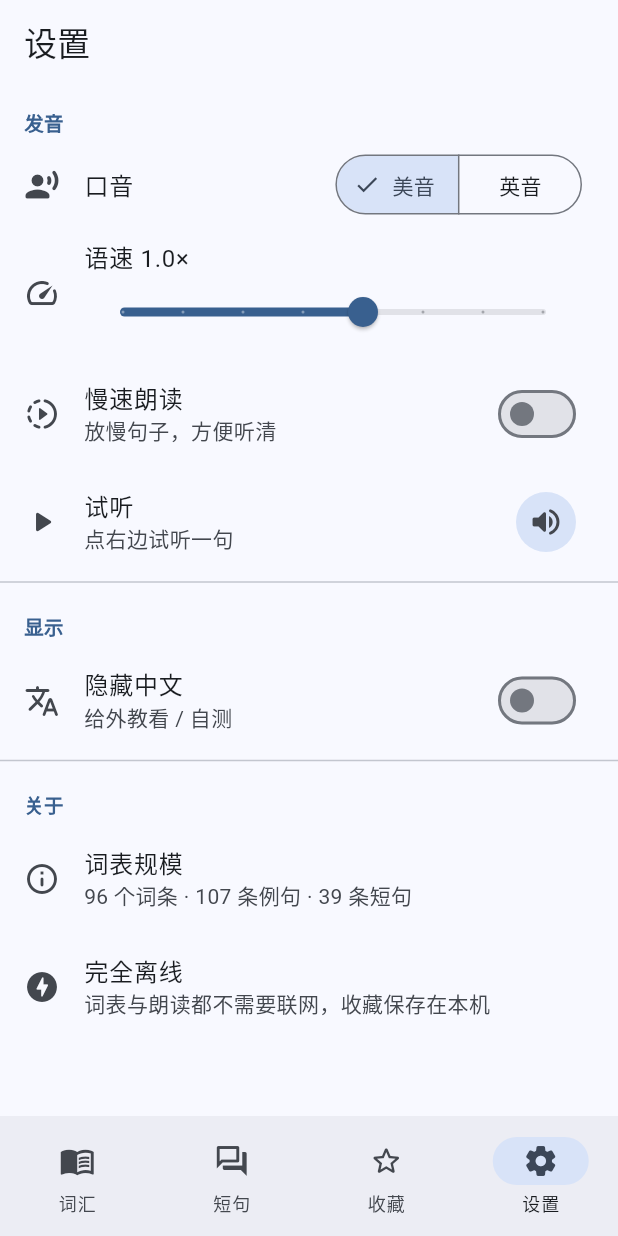
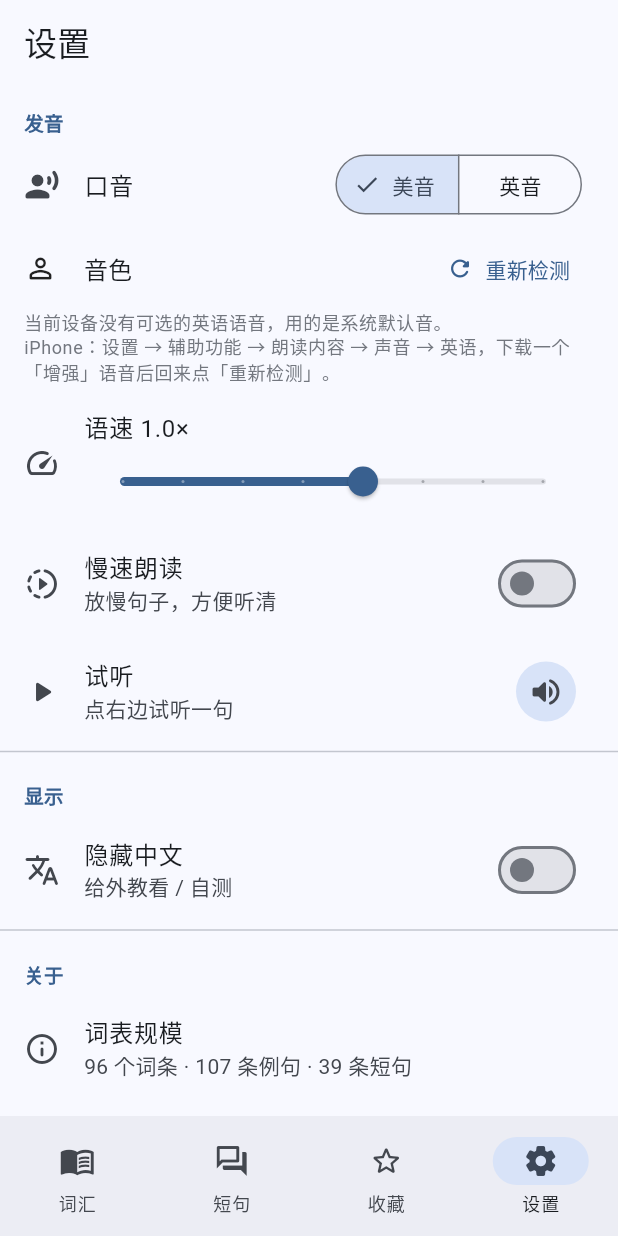
Before and after one commit to iamgreatwk/classroom-english, a Flutter app: the screen it shows after launch, item 4 of the bottom bar chosen, after a tap on the "volume up" icon, on a phone screen of 412 x 824 dp. Run offline on Flutter 3.47's test engine with Material 3 defaults, Android fonts, the phone set to English and light mode, and no system bars; our stand-ins replace flutter_tts, shared_preferences.

Commit message:
新增音色选择：列出设备英语语音并可指定，支持重新检测

```diff
--- a/lib/pages/settings_page.dart
+++ b/lib/pages/settings_page.dart
@@ -39,6 +39,7 @@ class SettingsPage extends StatelessWidget {
                   onSelectionChanged: (s) => store.setAccent(s.first),
                 ),
               ),
+              _VoicePicker(store: store, tts: tts),
               ListTile(
                 leading: const Icon(Icons.speed_rounded),
                 title: Text('语速 ${store.rate.toStringAsFixed(1)}×'),
@@ -105,6 +106,92 @@ class SettingsPage extends StatelessWidget {
   }
 }
 
+/// 音色选择：列出设备上可用的英语语音
+class _VoicePicker extends StatelessWidget {
+  const _VoicePicker({required this.store, required this.tts});
+
+  final SettingsStore store;
+  final TtsService tts;
+
+  @override
+  Widget build(BuildContext context) {
+    final theme = Theme.of(context);
+    return StatefulBuilder(
+      builder: (context, setLocal) {
+        final voices = tts.voices;
+        final names = voices.map((v) => v.name).toList();
+        final current = names.contains(store.voiceName) ? store.voiceName : null;
+
+        return Padding(
+          padding: const EdgeInsets.fromLTRB(16, 4, 16, 8),
+          child: Column(
+            crossAxisAlignment: CrossAxisAlignment.start,
+            children: [
+              Row(
+                children: [
+                  const Icon(Icons.person_outline_rounded, size: 22),
+                  const SizedBox(width: 18),
+                  Expanded(
+                    child: Text('音色', style: theme.textTheme.titleMedium),
+                  ),
+                  TextButton.icon(
+                    onPressed: () async {
+                      await tts.refreshVoices();
+                      setLocal(() {});
+                    },
+                    icon: const Icon(Icons.refresh_rounded, size: 18),
+                    label: const Text('重新检测'),
+                  ),
+                ],
+              ),
+              const SizedBox(height: 4),
+              Text(
+                voices.isEmpty
+                    ? '当前设备没有可选的英语语音，用的是系统默认音。\n'
+                        'iPhone：设置 → 辅助功能 → 朗读内容 → 声音 → 英语，'
+                        '下载一个「增强」语音后回来点「重新检测」。'
+                    : '选一个听着最舒服的，选完点下面的「试听」对比。',
+                style: theme.textTheme.bodySmall
+                    ?.copyWith(color: theme.colorScheme.outline),
+              ),
+              if (voices.isNotEmpty) ...[
+                const SizedBox(height: 10),
+                DropdownButtonFormField<String?>(
+                  value: current,
+                  isExpanded: true,
+                  decoration: const InputDecoration(
+                    isDense: true,
+                    border: OutlineInputBorder(),
+                    contentPadding:
+                        EdgeInsets.symmetric(horizontal: 12, vertical: 8),
+                  ),
+                  items: <DropdownMenuItem<String?>>[
+                    const DropdownMenuItem<String?>(
+                      value: null,
+                      child: Text('自动（系统挑选）'),
+                    ),
+                    ...voices.map(
+                      (v) => DropdownMenuItem<String?>(
+                        value: v.name,
+                        child: Text(
+                          v.name,
+                          overflow: TextOverflow.ellipsis,
+                          style: const TextStyle(fontSize: 14),
+                        ),
+                      ),
+                    ),
+                  ],
+                  onChanged: (v) => store.setVoice(v),
+                ),
+              ],
+            ],
+          ),
+        );
+      },
+    );
+  }
+}
+
 class _SectionTitle extends StatelessWidget {
   const _SectionTitle(this.text);
 
--- a/lib/settings_store.dart
+++ b/lib/settings_store.dart
@@ -14,11 +14,15 @@ class SettingsStore extends ChangeNotifier {
   static const _kSlow = 'slow';
   static const _kHideZh = 'hideZh';
   static const _kFavs = 'favs';
+  static const _kVoice = 'voice';
 
   String accent = 'en-US';
   double rate = 1.0;
   bool slow = false;
   bool hideZh = false;
+
+  /// 选中的音色名称，null = 交给系统自动挑选
+  String? voiceName;
 
   final Set<String> favs = <String>{};
 
@@ -32,6 +36,7 @@ class SettingsStore extends ChangeNotifier {
     rate = prefs.getDouble(_kRate) ?? rate;
     slow = prefs.getBool(_kSlow) ?? slow;
     hideZh = prefs.getBool(_kHideZh) ?? hideZh;
+    voiceName = prefs.getString(_kVoice);
     favs
       ..clear()
       ..addAll(prefs.getStringList(_kFavs) ?? const <String>[]);
@@ -40,6 +45,7 @@ class SettingsStore extends ChangeNotifier {
       accent: accent,
       rate: rate,
       slow: slow,
+      voiceName: voiceName,
     );
     notifyListeners();
   }
@@ -51,6 +57,12 @@ class SettingsStore extends ChangeNotifier {
     await prefs.setBool(_kSlow, slow);
     await prefs.setBool(_kHideZh, hideZh);
     await prefs.setStringList(_kFavs, favs.toList());
+    final v = voiceName;
+    if (v == null) {
+      await prefs.remove(_kVoice);
+    } else {
+      await prefs.setString(_kVoice, v);
+    }
   }
 
   Future<void> _applyTts() => TtsService.instance.applySettings(
@@ -58,6 +70,19 @@ class SettingsStore extends ChangeNotifier {
         rate: rate,
         slow: slow,
       );
+
+  /// 选择音色（null = 自动）
+  Future<void> setVoice(String? name) async {
+    voiceName = name;
+    notifyListeners();
+    await TtsService.instance.applySettings(
+      accent: accent,
+      rate: rate,
+      slow: slow,
+      voiceName: name,
+    );
+    await _save();
+  }
 
   Future<void> setAccent(String v) async {
     accent = v;
--- a/lib/tts_service.dart
+++ b/lib/tts_service.dart
@@ -1,7 +1,18 @@
 import 'package:flutter/foundation.dart';
 import 'package:flutter_tts/flutter_tts.dart';
 
-/// 朗读服务：口音、语速、慢速
+/// 一个可用的语音
+class TtsVoice {
+  const TtsVoice({required this.name, required this.locale});
+
+  final String name;
+  final String locale;
+
+  @override
+  String toString() => name;
+}
+
+/// 朗读服务：音色、口音、语速、慢速
 class TtsService {
   TtsService._();
 
@@ -13,10 +24,15 @@ class TtsService {
   double rate = 1.0;
   bool slow = false;
 
+  /// 选中的音色名称，null/空 = 交给系统自动挑选
+  String? voiceName;
+
+  /// 设备上可用的英语语音
+  final List<TtsVoice> voices = <TtsVoice>[];
+
   bool _ready = false;
   bool _available = true;
 
-  /// 浏览器/系统不支持朗读时为 false，UI 可据此提示
   bool get available => _available;
 
   String? _error;
@@ -30,16 +46,63 @@ class TtsService {
         _error = msg.toString();
         debugPrint('TTS error: $_error');
       });
-      await _tts.setLanguage(accent);
+      await _loadVoices();
+      await _applyVoice();
       await _tts.setVolume(1.0);
       await _tts.setPitch(1.0);
       await _applyRate();
       _ready = true;
+      debugPrint('TTS ready, 英语语音 ${voices.length} 个：'
+          '${voices.map((v) => v.name).take(8).join(" / ")}');
     } catch (e) {
       _error = e.toString();
       _available = false;
       debugPrint('TTS init failed: $e');
     }
+  }
+
+  Future<void> _loadVoices() async {
+    try {
+      final raw = await _tts.getVoices;
+      if (raw == null) return;
+      voices
+        ..clear()
+        ..addAll(
+          (raw as List)
+              .whereType<Map>()
+              .map(
+                (m) => TtsVoice(
+                  name: m['name']?.toString() ?? '',
+                  locale: m['locale']?.toString() ?? '',
+                ),
+              )
+              .where(
+                (v) => v.name.isNotEmpty &&
+                    v.locale.toLowerCase().startsWith('en'),
+              )
+              .toList(),
+        );
+      voices.sort((a, b) => a.name.compareTo(b.name));
+    } catch (e) {
+      debugPrint('TTS getVoices failed: $e');
+    }
+  }
+
+  /// 应用当前音色设置（优先用指定音色，否则按口音交给系统挑）
+  Future<void> _applyVoice() async {
+    final v = voiceName;
+    if (v != null && v.isNotEmpty) {
+      final hit = voices.where((e) => e.name == v).toList();
+      if (hit.isNotEmpty) {
+        try {
+          await _tts.setVoice({'name': hit.first.name, 'locale': hit.first.locale});
+          return;
+        } catch (e) {
+          debugPrint('TTS setVoice failed: $e');
+        }
+      }
+    }
+    await _tts.setLanguage(accent);
   }
 
   Future<void> _applyRate() async {
@@ -52,13 +115,15 @@ class TtsService {
     required String accent,
     required double rate,
     required bool slow,
+    String? voiceName,
   }) async {
     this.accent = accent;
     this.rate = rate;
     this.slow = slow;
+    if (voiceName != null) this.voiceName = voiceName;
     if (!_ready) return;
     try {
-      await _tts.setLanguage(accent);
+      await _applyVoice();
       await _applyRate();
     } catch (e) {
       debugPrint('TTS applySettings failed: $e');
@@ -72,14 +137,27 @@ class TtsService {
     if (!_available) return;
     try {
       await _tts.stop();
-      await _tts.setLanguage(accent);
+      await _applyVoice();
       await _applyRate();
-      final result = await _tts.speak(t);
-      debugPrint('TTS speak: $t -> $result');
+      await _tts.speak(t);
     } catch (e) {
       _error = e.toString();
       debugPrint('TTS speak failed: $e');
     }
+  }
+
+  /// 重新检测可用语音（部分浏览器要等语音引擎就绪后才有列表）
+  Future<void> refreshVoices() async {
+    await _loadVoices();
+    if (_ready) await _applyVoice();
+  }
+
+  /// 换个音色试听同一句，方便对比
+  Future<void> preview(String voice, {String text = 'The projector is working now.'}) async {
+    final old = voiceName;
+    voiceName = voice;
+    await speak(text);
+    voiceName = old;
   }
 
   Future<void> stop() async {
```
